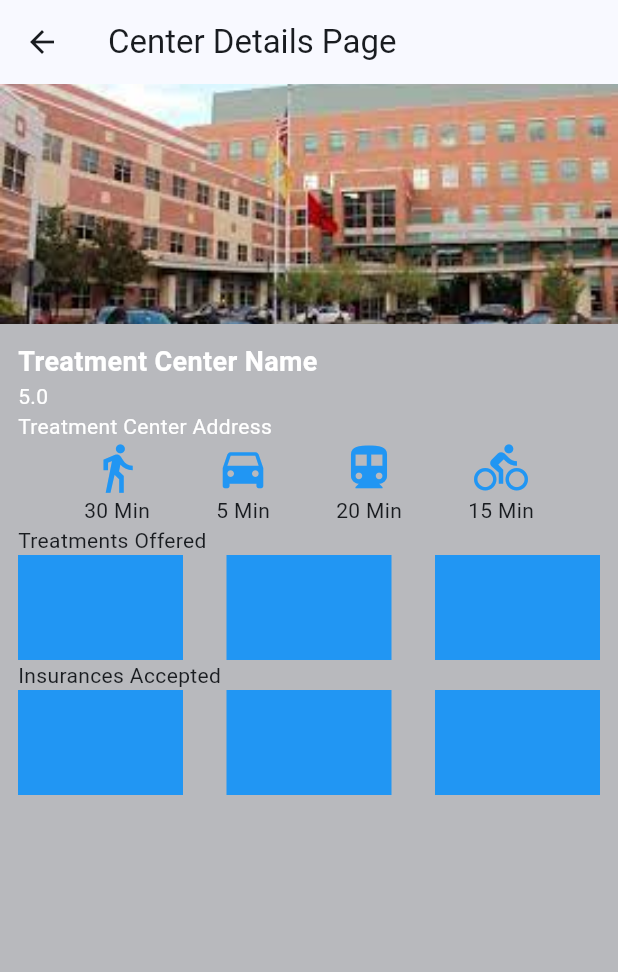
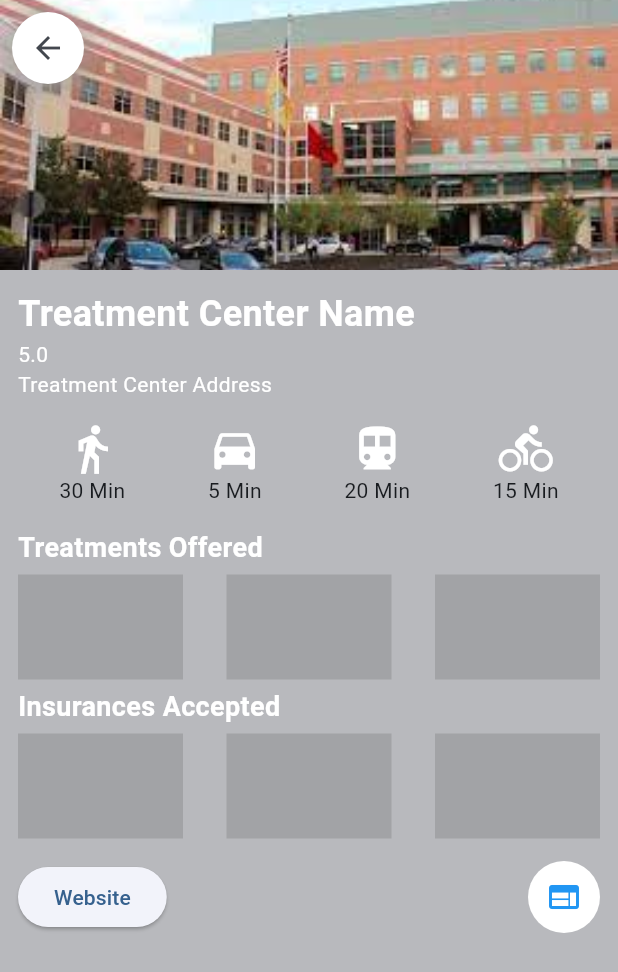
Before and after one commit to LLI1234/scd_tool, a Flutter app: the CenterDetailsPage screen opened directly, on a phone screen of 412 x 824 dp. Shown: the top 972 px of the screen. Run offline on Flutter 3.47's test engine with Material 3 defaults, Android fonts, the phone set to English and light mode, and no system bars; network calls fail.

Commit message:
basic fetch from backend api setup for match page

```diff
--- a/lib/pages/match_page.dart
+++ b/lib/pages/match_page.dart
@@ -1,4 +1,6 @@
 import "package:flutter/material.dart";
+import 'package:http/http.dart' as http;
+import 'dart:convert';
 
 class MatchPage extends StatefulWidget {
   const MatchPage({super.key});
@@ -8,6 +10,43 @@ class MatchPage extends StatefulWidget {
 }
 
 class _MatchPageState extends State<MatchPage> {
+  List<Map<String, dynamic>> scoredCenters = [];
+  Map<String, dynamic> similarCenter = {};
+
+  Future<void> getScoredCenters() async {
+    final response =
+        await http.get(Uri.parse('http://localhost:5000/centers/scored'));
+    print(response.body);
+    if (response.statusCode == 200) {
+      setState(() {
+        scoredCenters =
+            List<Map<String, dynamic>>.from(json.decode(response.body));
+      });
+    } else {
+      throw Exception('Failed to load center data');
+    }
+  }
+
+  Future<void> getSimilarCenter() async {
+    final response =
+        await http.get(Uri.parse('http://localhost:5000/centers/similar'));
+    print(response.body);
+    if (response.statusCode == 200) {
+      setState(() {
+        similarCenter = Map<String, dynamic>.from(json.decode(response.body));
+      });
+    } else {
+      throw Exception('Failed to load center data');
+    }
+  }
+
+  @override
+  void initState() {
+    super.initState();
+    getScoredCenters();
+    getSimilarCenter();
+  }
+
   @override
   Widget build(BuildContext context) {
     // This method is rerun every time setState is called, for instance as done
@@ -20,49 +59,49 @@ class _MatchPageState extends State<MatchPage> {
       body: Center(
         child: Container(
           width: MediaQuery.of(context).size.width * 0.90, //Max width
-          child: const SingleChildScrollView(
+          child: SingleChildScrollView(
             child: Column(
               mainAxisAlignment: MainAxisAlignment.start,
               crossAxisAlignment: CrossAxisAlignment.center,
               children: <Widget>[
                 SizedBox(height: 20.0),
-                Row(
-                  children: [
-                    Text(
+                Align(
+                  alignment: Alignment.centerLeft,
+                  child: Text(
                     'Selected By Users Like You',
                     style: TextStyle(
                       fontSize: 18.0,
                       fontWeight: FontWeight.bold,
                     ),
                   ),
-                  ],
+                ),
+                Padding(
+                  padding: const EdgeInsets.symmetric(vertical: 10.0),
+                  child: CenterCard(
+                    name: similarCenter['name'] ?? 'Default Name',
+                    address: similarCenter['address'] ?? 'Default Address',
+                  ),
                 ),
                 SizedBox(height: 10.0),
-                CenterCard(),
-                SizedBox(height: 20.0),
-                Row(
-                  children: [
-                    Text(
+                Align(
+                  alignment: Alignment.centerLeft,
+                  child: Text(
                     'Matches For You',
                     style: TextStyle(
                       fontSize: 18.0,
                       fontWeight: FontWeight.bold,
                     ),
                   ),
-                  ],
                 ),
-                SizedBox(height: 10.0),
-                CenterCard(),
-                SizedBox(height: 20.0),
-                CenterCard(),
-                SizedBox(height: 20.0),
-                CenterCard(),
-                SizedBox(height: 20.0),
-                CenterCard(),
-                SizedBox(height: 20.0),
-                CenterCard(),
-                SizedBox(height: 20.0),
-                CenterCard(),
+                ...scoredCenters.map((center) {
+                  return Padding(
+                    padding: const EdgeInsets.symmetric(vertical: 10.0),
+                    child: CenterCard(
+                      name: center['name'],
+                      address: center['address'],
+                    ),
+                  );
+                }).toList(),
                 SizedBox(height: 20.0),
               ],
             ),
@@ -74,7 +113,14 @@ class _MatchPageState extends State<MatchPage> {
 }
 
 class CenterCard extends StatelessWidget {
-  const CenterCard({Key? key}) : super(key: key);
+  final String name;
+  final String address;
+
+  const CenterCard({
+    Key? key,
+    required this.name,
+    required this.address,
+  }) : super(key: key);
 
   @override
   Widget build(BuildContext context) {
@@ -89,7 +135,7 @@ class CenterCard extends StatelessWidget {
         child: Container(
             decoration: BoxDecoration(
               image: DecorationImage(
-                image: AssetImage('images/rwj_cancer_institute.jpeg'),
+                image: AssetImage('images/placeholder.png'),
                 fit: BoxFit.cover,
                 colorFilter: ColorFilter.mode(
                     Colors.black.withOpacity(0.3), BlendMode.darken),
@@ -97,15 +143,15 @@ class CenterCard extends StatelessWidget {
               borderRadius: BorderRadius.circular(5.0),
             ),
             width: double.infinity,
-            height: 110.0,
-            child: const Padding(
+            height: 120.0,
+            child: Padding(
               padding: EdgeInsets.all(8.0),
               child: Column(
                 mainAxisAlignment: MainAxisAlignment.end,
                 crossAxisAlignment: CrossAxisAlignment.start,
                 children: <Widget>[
                   Text(
-                    'Treatment Center Name',
+                    name,
                     style: TextStyle(
                       color: Colors.white,
                       fontSize: 18.0,
@@ -113,7 +159,7 @@ class CenterCard extends StatelessWidget {
                     ),
                   ),
                   Text(
-                    'Treatment Center Address',
+                    address,
                     style: TextStyle(
                       color: Colors.white,
                       fontSize: 14.0,
@@ -130,25 +176,60 @@ class CenterCard extends StatelessWidget {
 class CenterDetailsPage extends StatelessWidget {
   const CenterDetailsPage({super.key});
 
+  void _launchURL() async {
+    const url = 'https://www.google.com';
+    print("launching url");
+    // if (await canLaunch(url)) {
+    //   await launch(url);
+    // } else {
+    //   throw 'Could not launch $url';
+    // }
+  }
+
   @override
   Widget build(BuildContext context) {
     return Scaffold(
-      appBar: AppBar(
-        title: Text('Center Details Page'),
-        leading: IconButton(
-          icon: Icon(Icons.arrow_back),
-          onPressed: () => Navigator.pop(context),
-        ),
-      ),
       body: Center(
         child: Container(
           width: double.infinity,
           color: Colors.black26,
           child: Column(
-            crossAxisAlignment: CrossAxisAlignment.stretch,
             children: <Widget>[
-              Image.asset('images/rwj_cancer_institute.jpeg',
-                  fit: BoxFit.cover, height: 160.0),
+              Container(
+                height: 180,
+                child: Stack(
+                  alignment: Alignment.topLeft, // Adjust this as needed
+                  children: <Widget>[
+                    Image.asset(
+                      'images/rwj_cancer_institute.jpeg',
+                      fit: BoxFit.cover,
+                      width: double.infinity,
+                    ),
+                    Padding(
+                      padding: const EdgeInsets.all(8.0),
+                      child: Container(
+                        decoration: BoxDecoration(
+                          color: Colors.white, // Background color
+                          shape: BoxShape.circle, // Make it circular
+                          boxShadow: [
+                            // Give it a shadow
+                            BoxShadow(
+                              color: Colors.grey.withOpacity(0.5),
+                              spreadRadius: 5,
+                              blurRadius: 7,
+                              offset: Offset(0, 3),
+                            ),
+                          ],
+                        ),
+                        child: IconButton(
+                          icon: Icon(Icons.arrow_back),
+                          onPressed: () => Navigator.pop(context),
+                        ),
+                      ),
+                    ),
+                  ],
+                ),
+              ),
               Padding(
                 padding: EdgeInsets.all(12.0),
                 child: Column(
@@ -159,7 +240,7 @@ class CenterDetailsPage extends StatelessWidget {
                       'Treatment Center Name',
                       style: TextStyle(
                         color: Colors.white,
-                        fontSize: 18.0,
+                        fontSize: 24.0,
                         fontWeight: FontWeight.bold,
                       ),
                     ),
@@ -175,81 +256,122 @@ class CenterDetailsPage extends StatelessWidget {
                         color: Colors.white,
                       ),
                     ),
+                    SizedBox(height: 15.0),
                     Row(
-                      mainAxisAlignment: MainAxisAlignment.spaceEvenly,
+                      mainAxisAlignment: MainAxisAlignment.spaceAround,
                       children: [
                         Column(
                           children: [
                             Icon(Icons.directions_walk,
-                                color: Colors.blue, size: 36.0),
+                                color: Colors.white, size: 36.0),
                             Text('30 Min'),
                           ],
                         ),
                         Column(
                           children: [
                             Icon(Icons.directions_car,
-                                color: Colors.blue, size: 36.0),
+                                color: Colors.white, size: 36.0),
                             Text('5 Min'),
                           ],
                         ),
                         Column(
                           children: [
                             Icon(Icons.directions_transit,
-                                color: Colors.blue, size: 36.0),
+                                color: Colors.white, size: 36.0),
                             Text('20 Min'),
                           ],
                         ),
                         Column(
                           children: [
                             Icon(Icons.directions_bike,
-                                color: Colors.blue, size: 36.0),
+                                color: Colors.white, size: 36.0),
                             Text('15 Min'),
                           ],
                         ),
                       ],
                     ),
-                    Text("Treatments Offered"),
+                    SizedBox(height: 15.0),
+                    Text(
+                      "Treatments Offered",
+                      style: TextStyle(
+                        color: Colors.white,
+                        fontSize: 18.0,
+                        fontWeight: FontWeight.bold,
+                      ),
+                    ),
+                    SizedBox(height: 5.0),
                     Row(
                       mainAxisAlignment: MainAxisAlignment.spaceBetween,
                       children: [
                         Container(
                           width: 110.0,
                           height: 70.0,
-                          color: Colors.blue,
+                          color: Colors.black12,
                         ),
                         Container(
                           width: 110.0,
                           height: 70.0,
-                          color: Colors.blue,
+                          color: Colors.black12,
                         ),
                         Container(
                           width: 110.0,
                           height: 70.0,
-                          color: Colors.blue,
+                          color: Colors.black12,
                         ),
                       ],
                     ),
-                    Text("Insurances Accepted"),
+                    SizedBox(height: 5.0),
+                    Text(
+                      "Insurances Accepted",
+                      style: TextStyle(
+                        color: Colors.white,
+                        fontSize: 18.0,
+                        fontWeight: FontWeight.bold,
+                      ),
+                    ),
+                    SizedBox(height: 5.0),
                     Row(
                       mainAxisAlignment: MainAxisAlignment.spaceBetween,
                       children: [
                         Container(
                           width: 110.0,
                           height: 70.0,
-                          color: Colors.blue,
+                          color: Colors.black12,
                         ),
                         Container(
                           width: 110.0,
                           height: 70.0,
-                          color: Colors.blue,
+                          color: Colors.black12,
                         ),
                         Container(
                           width: 110.0,
                           height: 70.0,
-                          color: Colors.blue,
+                          color: Colors.black12,
                         ),
                       ],
                     ),
+                    SizedBox(height: 15.0),
+                    Row(
+                        mainAxisAlignment: MainAxisAlignment.spaceBetween,
+                        children: [
+                          ElevatedButton(
+                              onPressed: _launchURL, child: Text('Website')),
+                          ButtonTheme(
+                            minWidth: 50.0,
+                            height: 50.0,
+                            child: DecoratedBox(
+                              decoration: const BoxDecoration(
+                                color: Colors.white,
+                                shape: BoxShape.circle,
+                              ),
+                              child: IconButton(
+                                onPressed: _launchURL,
+                                icon: Icon(Icons.web),
+                                color: Colors.blue,
+                              ),
+                            ),
+                          )
+                        ])
                   ],
                 ),
               ),
--- a/pubspec.yaml
+++ b/pubspec.yaml
@@ -30,7 +30,7 @@ environment:
 dependencies:
   flutter:
     sdk: flutter
-
+  http: ^1.2.1
   # The following adds the Cupertino Icons font to your application.
   # Use with the CupertinoIcons class for iOS style icons.
   cupertino_icons: ^1.0.2
```
Also changed, not shown: images/placeholder.png (added), pubspec.lock. Lines whose indentation alone changed are shown as unchanged.
